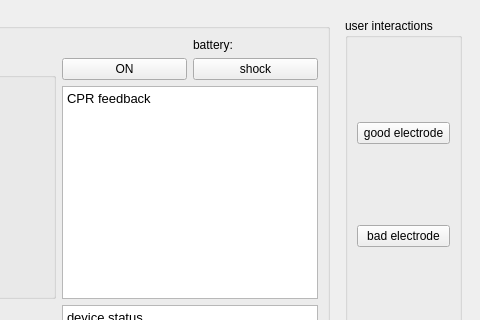
Before: the Qt Designer form source code/AEDplus/mainwindow.ui in sAmyAox/3004TeamProject, drawn with Qt 5; both pictures show x 544 to 1024 and y 0 to 320 of the 1024 by 581 pixel window.
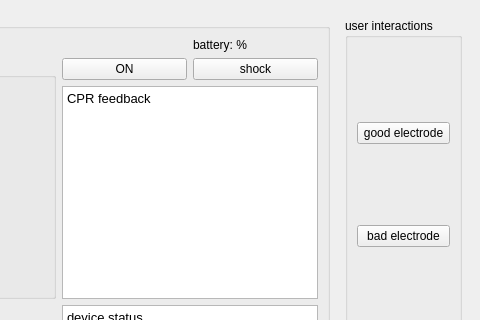
After: the same form once the commit is applied. Custom widgets are drawn as their Qt base class.

Diff of the .ui file:
```diff
--- a/source code/AEDplus/mainwindow.ui
+++ b/source code/AEDplus/mainwindow.ui
@@ -92,7 +92,7 @@
        <item row="0" column="2">
         <widget class="QLabel" name="batterylabel">
          <property name="text">
-          <string>battery:</string>
+          <string>battery: % </string>
          </property>
         </widget>
        </item>
```
Left out of the diff: 2 changed lines with no effect on the pictures.
